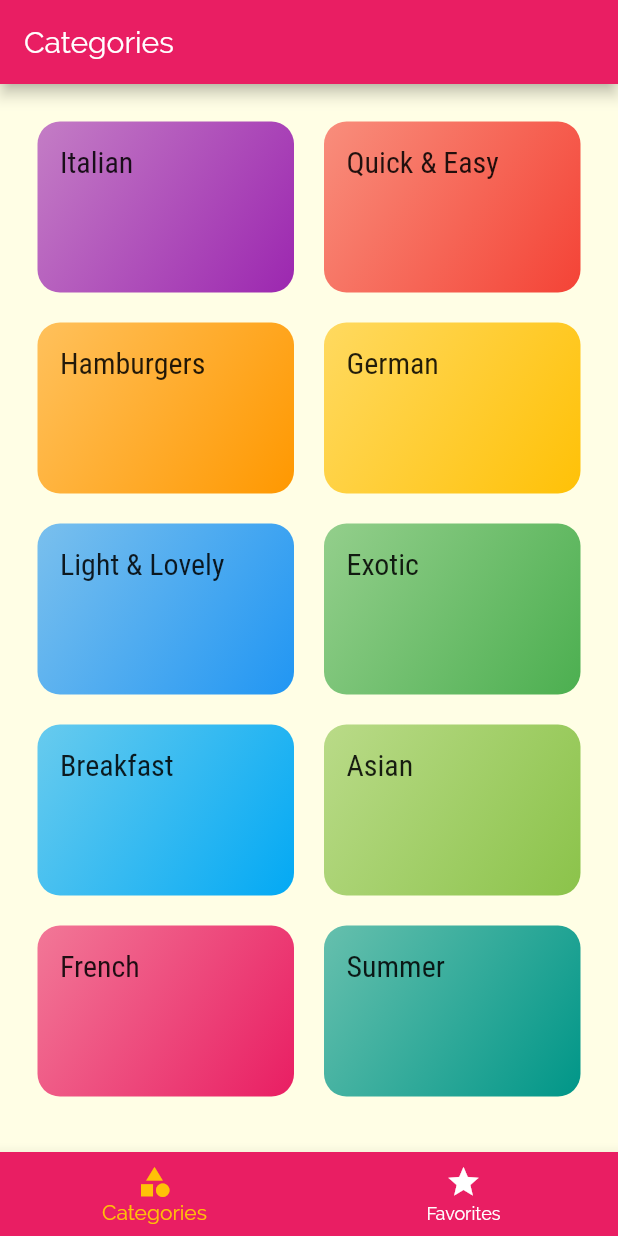
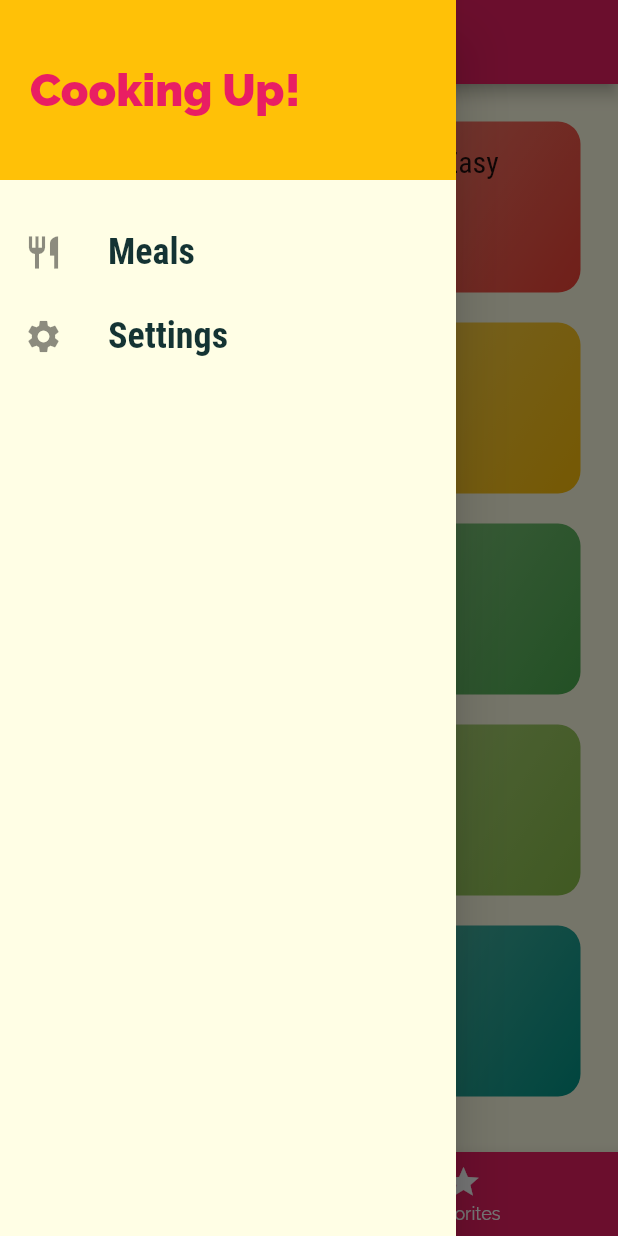
Before and after one commit to bigbenyayi/flutterMeals, a Flutter app: the screen it shows after launch, with the side drawer open (before the commit the screen has no drawer), on a phone screen of 412 x 824 dp. Run offline on Flutter 3.47's test engine with Material 2 defaults, Android fonts, the phone set to English and light mode, and no system bars.

Commit message:
Navigation drawer

```diff
--- a/lib/main.dart
+++ b/lib/main.dart
@@ -1,4 +1,5 @@
 import 'package:flutter/material.dart';
+import 'package:flutter_meals/screens/filters_screen.dart';
 import 'package:flutter_meals/screens/meal_detail_screen.dart';
 import './screens/tabs_screen.dart';
 import 'screens/categories_screen.dart';
@@ -33,6 +34,7 @@ class MyApp extends StatelessWidget {
         "/": (context) => TabScreen(),
         CategoryMealsScreen.routeName: (context) => CategoryMealsScreen(),
         MealDetailScreen.routeName: (context) => MealDetailScreen(),
+        FiltersScreen.routeName: (context) => FiltersScreen(),
       },
 //      onGenerateRoute: (settings){
 //        print(settings.arguments);
--- /dev/null
+++ b/lib/screens/filters_screen.dart
@@ -0,0 +1,16 @@
+import 'package:flutter/material.dart';
+import 'package:flutter_meals/widgets/main_drawer.dart';
+
+class FiltersScreen extends StatelessWidget {
+  static const routeName = "/filters";
+
+  @override
+  Widget build(BuildContext context) {
+    return Scaffold(
+      appBar: AppBar(
+        title: Text("Your filters"),
+      ),
+        drawer: MainDrawer(),
+        body: Center(child: Text("Filters!"),));
+  }
+}
--- a/lib/screens/tabs_screen.dart
+++ b/lib/screens/tabs_screen.dart
@@ -1,6 +1,7 @@
 import 'package:flutter/material.dart';
 import 'package:flutter_meals/screens/favorites_screen.dart';
 import 'categories_screen.dart';
+import '../widgets/main_drawer.dart';
 
 class TabScreen extends StatefulWidget {
   @override
@@ -27,6 +28,7 @@ class _TabScreenState extends State<TabScreen> {
       appBar: AppBar(
         title: Text(_pages[_selectedPageIndex]["title"]),
       ),
+      drawer: MainDrawer(),
       body: _pages[_selectedPageIndex]["page"],
       bottomNavigationBar: BottomNavigationBar(
         unselectedItemColor: Colors.white,
--- /dev/null
+++ b/lib/widgets/main_drawer.dart
@@ -0,0 +1,65 @@
+import 'package:flutter/material.dart';
+
+import '../screens/filters_screen.dart';
+
+class MainDrawer extends StatelessWidget {
+  Widget buildListTile(String title, IconData icon, Function tapHandler) {
+    return ListTile(
+      leading: Icon(
+        icon,
+        size: 26,
+      ),
+      title: Text(
+        title,
+        style: TextStyle(
+          fontFamily: "RobotoCondensed",
+          fontSize: 24,
+          fontWeight: FontWeight.bold,
+        ),
+      ),
+      onTap: tapHandler,
+    );
+  }
+
+  @override
+  Widget build(BuildContext context) {
+    return Drawer(
+      child: Column(
+        children: <Widget>[
+          Container(
+            height: 120,
+            width: double.infinity,
+            padding: EdgeInsets.all(20),
+            alignment: Alignment.centerLeft,
+            color: Theme.of(context).accentColor,
+            child: Text(
+              "Cooking Up!",
+              style: TextStyle(
+                  fontWeight: FontWeight.w900,
+                  fontSize: 30,
+                  color: Theme.of(context).primaryColor),
+            ),
+          ),
+          SizedBox(
+            height: 20,
+          ),
+          buildListTile(
+            "Meals",
+            Icons.restaurant,
+              () {
+              Navigator.of(context).pushReplacementNamed("/");
+              }
+          ),
+          buildListTile(
+            "Settings",
+            Icons.settings,
+                  () {
+                    Navigator.of(context).pushReplacementNamed(FiltersScreen.routeName);
+
+              }
+          ),
+        ],
+      ),
+    );
+  }
+}
```
